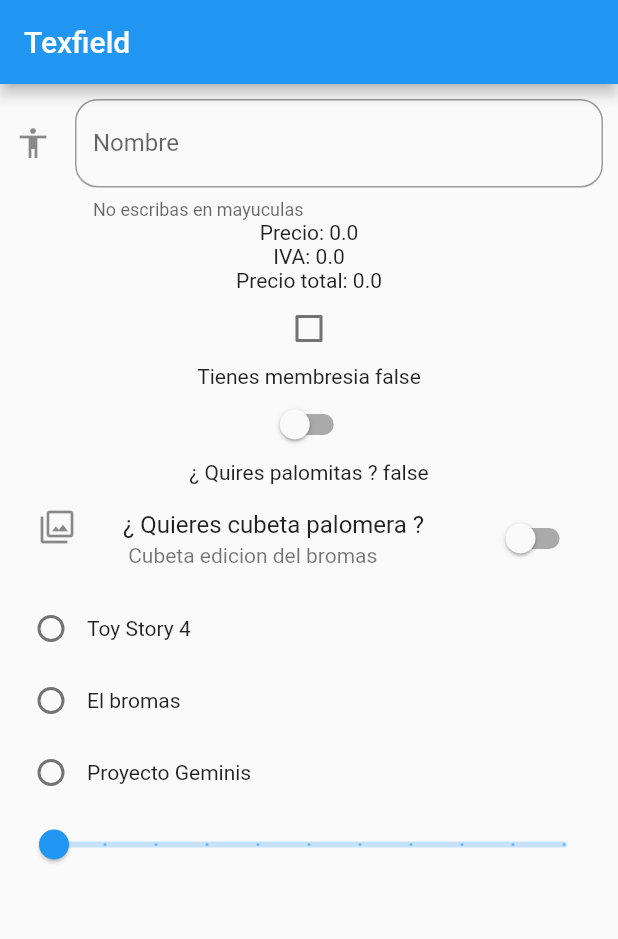
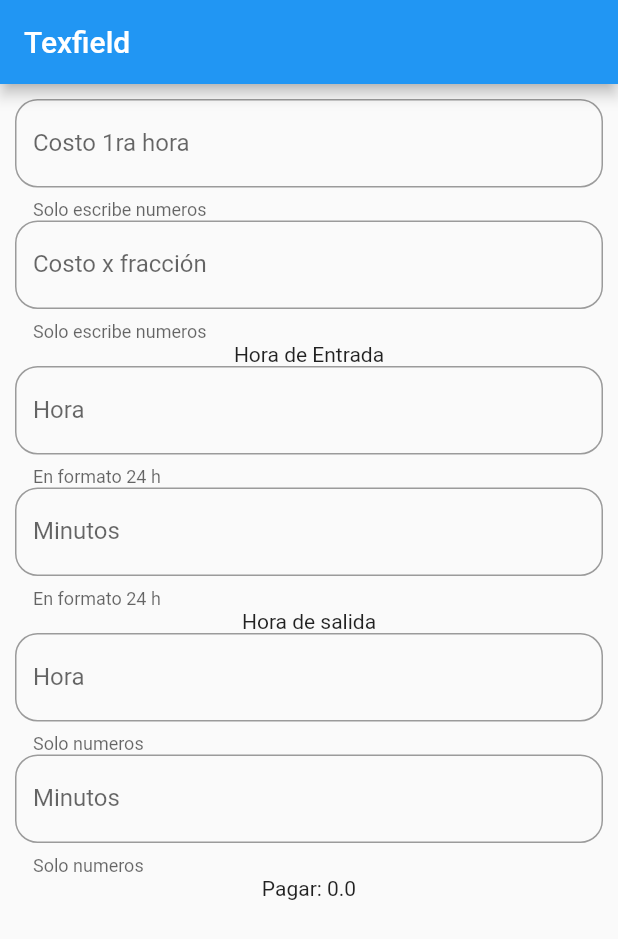
Before and after one commit to edg-ceron/flutter-first, a Flutter app: the screen it shows after launch, on a phone screen of 412 x 824 dp. Shown: the top 939 px of the screen. Run offline on Flutter 3.47's test engine with Material 2 defaults, Android fonts, the phone set to English and light mode, and no system bars; our stand-ins replace datetime_picker_formfield.

Commit message:
Se agrega maquetacion para dar el costo de un estacionamiento segun las horas del cliente

```diff
--- a/lib/main.dart
+++ b/lib/main.dart
@@ -1,4 +1,7 @@
 import 'package:flutter/material.dart';
+import 'package:intl/intl.dart';
+import 'package:datetime_picker_formfield/datetime_picker_formfield.dart';
+import 'package:datetime_picker_formfield/time_picker_formfield.dart';
 
 void main() => runApp(Controles());
 
@@ -11,9 +14,9 @@ class Controles extends StatefulWidget{
 }
 
 class Estado extends State{
-  double precio = 0, iva = 0, precioTotal = 0, satisfaccionCliente = 0;
-  bool tienesMembresia = false, palomitas = false, cubetaPalomera = false;
-  String pelicula = "";
+  double costo1 = 40, costo2 = 10, costoTotal = 0;
+  int hora1 = 0, hora2 = 0;
+
   @override
   // TODO: implement widget
   Widget build(BuildContext context) {
@@ -28,111 +31,100 @@ class Estado extends State{
             child: Column(
               children: <Widget> [
                 TextField(
+                  keyboardType: TextInputType.number,
                   onChanged: (event) {
-                  print('=>' + event);
                     setState(() {
-                    precio = double.parse(event);
-                    iva = precio*0.16;
-                    precioTotal = precio*1.16;
+                      costo1 = double.parse(event);
                     });
                   },
                   decoration: InputDecoration(
-                  icon: Icon(Icons.accessibility),
-                  labelText: 'Nombre',
-                  hintText: 'Escribe tu nombre',
-                  helperText: 'No escribas en mayuculas',
+                    labelText: 'Costo 1ra hora',
+                    helperText: 'Solo escribe numeros',
                     border: OutlineInputBorder(
                       borderRadius: BorderRadius.circular(15)
                     )
                   ),
               ),
-              Text('Precio: $precio'),
-              Text('IVA: $iva'),
-              Text('Precio total: $precioTotal'),
-              Checkbox(
-                value: tienesMembresia,
+              TextField(
+                keyboardType: TextInputType.number,
                 onChanged: (event) {
-                  print(event);
                   setState(() {
-                    tienesMembresia= event;
+                    costo2 = double.parse(event);
                   });
                 },
+                decoration: InputDecoration(
+                  labelText: 'Costo x fracción',
+                  helperText: 'Solo escribe numeros',
+                  border: OutlineInputBorder(
+                    borderRadius: BorderRadius.circular(15)
+                  )
                 ),
-              Text('Tienes membresia $tienesMembresia'),
-              Switch(
-                value: palomitas,
+              ),
+              Text('Hora de Entrada'),
+              TextField(
+                keyboardType: TextInputType.number,
                 onChanged: (event) {
                   setState(() {
-                    palomitas = event;
+                    hora1 = event as int;
                   });
-                }
+                },
+                decoration: InputDecoration(
+                  labelText: 'Hora',
+                  helperText: 'En formato 24 h',
+                  border: OutlineInputBorder(
+                    borderRadius: BorderRadius.circular(15)
+                  )
                 ),
-              Text('¿ Quires palomitas ? $palomitas'),
-              SwitchListTile(
-                value: cubetaPalomera,
-                title: Text('¿ Quieres cubeta palomera ? '),
-                subtitle: Text(' Cubeta edicion del bromas '),
-                secondary: Icon(Icons.filter),
+              ),
+              TextField(
+                keyboardType: TextInputType.number,
                 onChanged: (event) {
                   setState(() {
-                    cubetaPalomera = event;
+                    hora1 = event as int;
                   });
-                }
+                },
+                decoration: InputDecoration(
+                  labelText: 'Minutos',
+                  helperText: 'En formato 24 h',
+                  border: OutlineInputBorder(
+                    borderRadius: BorderRadius.circular(15)
+                  )
                 ),
-              Row(
-                children: <Widget>[
-                  Radio(
-                    value: 'Toy Story 4',
-                    groupValue: pelicula,
+              ),
+              Text('Hora de salida'),
+              TextField(
+                keyboardType: TextInputType.number,
                 onChanged: (event) {
                   setState(() {
-                        pelicula = event;
+                    hora2 = event as int;
+                    // costoTotal
                   });
                 },
+                decoration: InputDecoration(
+                  labelText: 'Hora',
+                  helperText: 'Solo numeros',
+                  border: OutlineInputBorder(
+                    borderRadius: BorderRadius.circular(15)
+                  )
                 ),
-                  Text('Toy Story 4')
-                ],
               ),
-              Row(
-                children: <Widget>[
-                  Radio(
-                    value: 'El bromas',
-                    groupValue: pelicula,
+              TextField(
+                keyboardType: TextInputType.number,
                 onChanged: (event) {
                   setState(() {
-                        pelicula = event;
+                    hora2 = event as int;
+                    // costoTotal
                   });
                 },
+                decoration: InputDecoration(
+                  labelText: 'Minutos',
+                  helperText: 'Solo numeros',
+                  border: OutlineInputBorder(
+                    borderRadius: BorderRadius.circular(15)
+                  )
                 ),
-                  Text('El bromas')
-                ],
               ),
-              Row(
-                children: <Widget>[
-                  Radio(
-                    value: 'Proyecto Geminis',
-                    groupValue: pelicula,
-                    onChanged: (event) {
-                      setState(() {
-                        pelicula = event;
-                      });
-                    },
-                  ),
-                  Text('Proyecto Geminis')
-                ],
-              ),
-              Slider(
-                value: satisfaccionCliente,
-                min: 0,
-                max: 10,
-                divisions: 10,
-                label: 'Calificacion $satisfaccionCliente',
-                onChanged: (event) {
-                  setState(() {
-                    satisfaccionCliente = event;
-                  });
-                },
-              )
+              Text('Pagar: $costoTotal')
             ]
           )
         )
```
Also changed, not shown: lib/formularios.dart (added, +142 -0 lines). Lines whose indentation alone changed are shown as unchanged.
